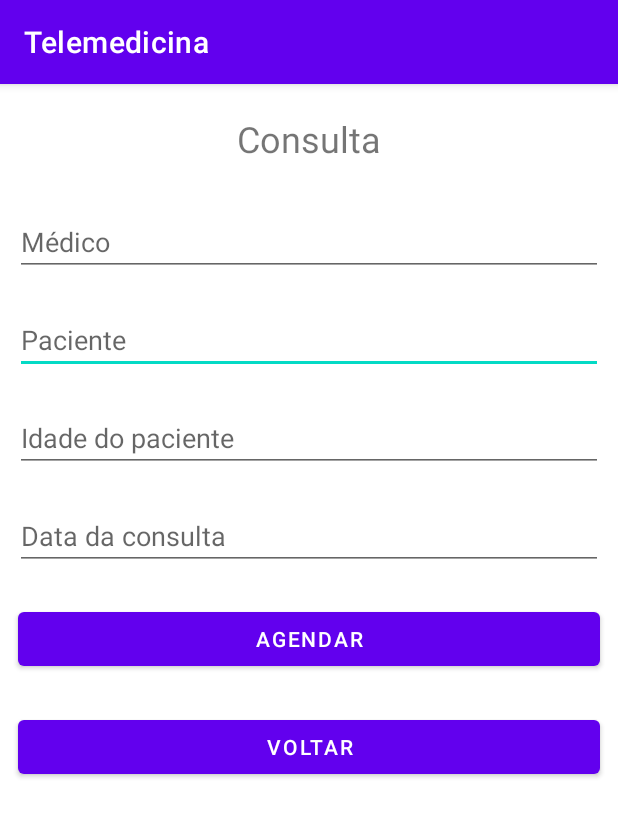
After one commit to lucasjdc/telemedicina-java-senac, an Android app: the ScheduleAppointmentActivity screen opened directly, with no data from a screen before it, on a phone screen of 412 x 824 dp. The commit adds this screen. Shown: the top 817 px of the screen. Run offline under Robolectric (Android 15) with nearby library versions, the phone set to English and light mode, and no system bars.

Commit message:
Criado as consultas

```diff
--- a/app/src/main/java/br/senac/telemedicina/model/Consulta.java
+++ b/app/src/main/java/br/senac/telemedicina/model/Consulta.java
@@ -23,6 +23,10 @@ public class Consulta {
         this.dataConsulta = dataConsulta;
         this.diagnostico = diagnostico;
         this.prescricao = prescricao;
+    }
+
+    public Consulta() {
+        // Construtor vazio, usado para criar um objeto sem inicializar com valores.
     }
 
     // Getters e Setters
--- /dev/null
+++ b/app/src/main/java/br/senac/telemedicina/ui/activity/ScheduleAppointmentActivity.java
@@ -0,0 +1,135 @@
+package br.senac.telemedicina.ui.activity;
+
+import android.os.Bundle;
+import android.widget.Button;
+import android.widget.EditText;
+import android.widget.Toast;
+import androidx.appcompat.app.AppCompatActivity;
+import br.senac.telemedicina.R;
+import br.senac.telemedicina.dao.ConsultaDao;
+import br.senac.telemedicina.dao.MedicoDao;
+import br.senac.telemedicina.dao.PacientesDao;
+import br.senac.telemedicina.database.DBHelper;
+import br.senac.telemedicina.model.Consulta;
+import br.senac.telemedicina.model.Medico;
+import br.senac.telemedicina.model.Paciente;
+import android.util.Log;
+
+public class ScheduleAppointmentActivity extends AppCompatActivity {
+
+    private EditText nomeMedicoEditText;
+    private EditText nomePacienteEditText;
+    private EditText idadePacienteEditText;
+    private EditText dataConsultaEditText;
+    private Button btnAgendar;
+    private Button btnVoltar;
+    private DBHelper dbHelper;
+    private MedicoDao medicoDao;
+    private PacientesDao pacientesDao;
+    private ConsultaDao consultaDao;
+
+    @Override
+    protected void onCreate(Bundle savedInstanceState) {
+        super.onCreate(savedInstanceState);
+        setContentView(R.layout.activity_schedule_appointment);
+
+        // Inicializa as views
+        nomeMedicoEditText = findViewById(R.id.editText_nomeMedico_schedule_appointment);
+        nomePacienteEditText = findViewById(R.id.editText_nomePaciente_schedule_appointment);
+        idadePacienteEditText = findViewById(R.id.editText_idadePaciente_schedule_appointment);
+        dataConsultaEditText = findViewById(R.id.editText_data_schedule_appointment);
+        btnAgendar = findViewById(R.id.btn_agendar_schedule_appointment);
+        btnVoltar = findViewById(R.id.btn_back_schedule_appointment);
+
+        // Inicializa o DBHelper e DAOs
+        dbHelper = new DBHelper(this);
+        medicoDao = new MedicoDao(this); // Ou new MedicoDao(dbHelper), se necessário
+        pacientesDao = new PacientesDao(dbHelper);
+        consultaDao = new ConsultaDao(this); // Ou new ConsultaDao(dbHelper)
+
+        // Obtém o ID do médico passado via Intent
+        int medicoId = getIntent().getIntExtra("medicoId", -1);
+
+        // Preenche o nome do médico, se disponível
+        if (medicoId != -1) {
+            Medico medico = medicoDao.buscarPorId(medicoId);
+            if (medico != null) {
+                nomeMedicoEditText.setText(medico.getNome());
+            }
+        }
+
+        // Define o listener do botão Agendar
+        btnAgendar.setOnClickListener(v -> agendarConsulta());
+
+        // Define o listener do botão Voltar
+        btnVoltar.setOnClickListener(v -> finish());
+    }
+
+    private void agendarConsulta() {
+        Log.d("ScheduleAppointmentActivity", "Agendar consulta clicado!");
+
+        // Obtém os dados dos campos de entrada
+        String nomePaciente = nomePacienteEditText.getText().toString().trim();
+        String idadeStr = idadePacienteEditText.getText().toString().trim();
+        String dataConsulta = dataConsultaEditText.getText().toString().trim();
+
+        // Valida os dados
+        if (!validarDados(nomePaciente, idadeStr, dataConsulta)) {
+            return; // Encerra o método se os dados forem inválidos
+        }
+
+        // Cria o objeto Paciente
+        Paciente paciente = criarPaciente(nomePaciente, idadeStr);
+        if (paciente == null) return; // Encerra se houver erro ao criar o paciente
+
+        Log.d("ScheduleAppointmentActivity", "Paciente: " + paciente + ", Data Consulta: " + dataConsulta);
+
+        // Salva o paciente no banco de dados
+        long pacienteId = pacientesDao.adiciona(paciente);
+        Log.d("ScheduleAppointmentActivity", "Paciente ID após salvar: " + pacienteId);
+
+        // Salva a consulta no banco de dados
+        if (pacienteId != -1) {
+            int pacienteIdInt = (int) pacienteId;
+            final int medicoId = getIntent().getIntExtra("medicoId", -1);
+            Consulta consulta = new Consulta(pacienteIdInt, medicoId, dataConsulta, "", "");
+            long consultaId = consultaDao.inserir(consulta);
+            Log.d("ScheduleAppointmentActivity", "Consulta ID após salvar: " + consultaId);
+
+            // Exibe mensagem de sucesso ou erro
+            if (consultaId != -1) {
+                Toast.makeText(this, "Consulta agendada com sucesso!", Toast.LENGTH_SHORT).show();
+                finish();
+            } else {
+                Log.e("ScheduleAppointmentActivity", "Erro ao agendar consulta: Falha ao inserir no banco de dados");
+                Toast.makeText(this, "Erro ao agendar consulta.", Toast.LENGTH_SHORT).show();
+            }
+        } else {
+            Toast.makeText(this, "Erro ao agendar consulta: Falha ao salvar paciente.", Toast.LENGTH_SHORT).show();
+        }
+    }
+
+    private boolean validarDados(String nomePaciente, String idadeStr, String dataConsulta) {
+        if (nomePaciente.isEmpty() || idadeStr.isEmpty() || dataConsulta.isEmpty()) {
+            Toast.makeText(this, "Preencha todos os campos obrigatórios.", Toast.LENGTH_SHORT).show();
+            return false;
+        }
+        // Adicione validações adicionais conforme necessário (ex: formato da data)
+        return true;
+    }
+
+    private Paciente criarPaciente(String nomePaciente, String idadeStr) {
+        try {
+            int idadePaciente = Integer.parseInt(idadeStr);
+            Paciente paciente = new Paciente();
+            paciente.setNome(nomePaciente);
+            paciente.setIdade(idadePaciente);
+            Log.d("ScheduleAppointmentActivity", "Paciente preparado: " + paciente);
+            return paciente;
+        } catch (NumberFormatException e) {
+            Log.e("ScheduleAppointmentActivity", "Erro ao converter idade para inteiro: " + e.getMessage());
+            Toast.makeText(this, "Idade inválida.", Toast.LENGTH_SHORT).show();
+            return null;
+        }
+    }
+}
--- /dev/null
+++ b/app/src/main/res/layout/activity_schedule_appointment.xml
@@ -0,0 +1,71 @@
+<?xml version="1.0" encoding="utf-8"?>
+<androidx.constraintlayout.widget.ConstraintLayout xmlns:android="http://schemas.android.com/apk/res/android"
+    android:layout_width="match_parent"
+    android:layout_height="match_parent">
+
+    <LinearLayout
+        android:layout_width="match_parent"
+        android:layout_height="match_parent"
+        android:orientation="vertical">
+
+        <TextView
+            android:id="@+id/textView8"
+            android:layout_width="match_parent"
+            android:layout_height="wrap_content"
+            android:layout_margin="20dp"
+            android:text="Consulta"
+            android:textAlignment="center"
+            android:textSize="24sp" />
+
+        <EditText
+            android:id="@+id/editText_nomeMedico_schedule_appointment"
+            android:layout_width="match_parent"
+            android:layout_height="wrap_content"
+            android:layout_margin="10dp"
+            android:ems="10"
+            android:hint="Médico"
+            android:inputType="text"
+            android:focusable="false" android:clickable="false" />
+
+        <EditText
+            android:id="@+id/editText_nomePaciente_schedule_appointment"
+            android:layout_width="match_parent"
+            android:layout_height="wrap_content"
+            android:layout_margin="10dp"
+            android:ems="10"
+            android:hint="Paciente"
+            android:inputType="text" />
+
+        <EditText
+            android:id="@+id/editText_idadePaciente_schedule_appointment"
+            android:layout_width="match_parent"
+            android:layout_height="wrap_content"
+            android:layout_margin="10dp"
+            android:ems="10"
+            android:hint="Idade do paciente"
+            android:inputType="number" />
+
+        <EditText
+            android:id="@+id/editText_data_schedule_appointment"
+            android:layout_width="match_parent"
+            android:layout_height="wrap_content"
+            android:layout_margin="10dp"
+            android:ems="10"
+            android:hint="Data da consulta"
+            android:inputType="date" />
+
+        <Button
+        android:id="@+id/btn_agendar_schedule_appointment"
+        android:layout_width="match_parent"
+        android:layout_height="wrap_content"
+        android:layout_margin="12dp"
+        android:text="Agendar" />
+
+        <Button
+            android:id="@+id/btn_back_schedule_appointment"
+            android:layout_width="match_parent"
+            android:layout_height="wrap_content"
+            android:layout_margin="12dp"
+            android:text="Voltar" />
+    </LinearLayout>
+</androidx.constraintlayout.widget.ConstraintLayout>
```
Also changed, not shown: app/src/main/AndroidManifest.xml (+7 -0 lines), app/src/main/java/br/senac/telemedicina/model/Paciente.java (+12 -0 lines), app/src/main/java/br/senac/telemedicina/ui/activity/DoctorListActivity.java (added, +50 -0 lines), app/src/main/java/br/senac/telemedicina/ui/activity/MainMenuActivity.java (+7 -0 lines), app/src/main/res/layout/activity_list_medicos.xml (added, +27 -0 lines).
